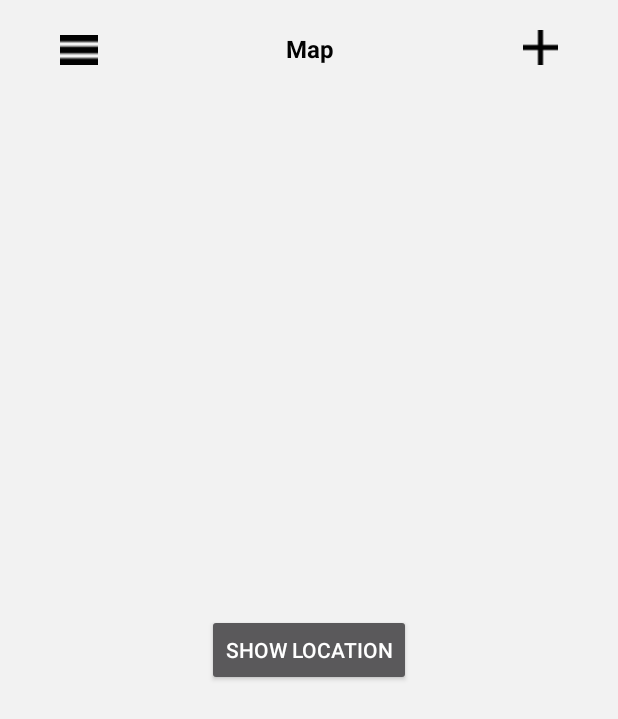
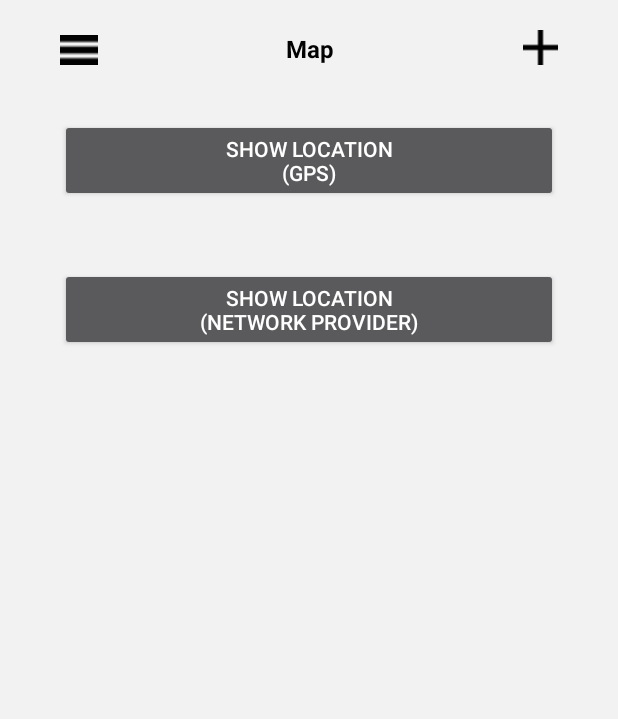
Before and after one commit to CMPUT301F17T08/habit_rabbit, an Android app: the layout activity_gps.xml on its own in the app's theme, with its tools: preview values and no code run, on a phone screen of 412 x 824 dp. Shown: the top 719 px of the screen. Run offline under Robolectric (Android 15) with nearby library versions, the phone set to English and light mode, and no system bars.

```diff
--- a/app/build.gradle
+++ b/app/build.gradle
@@ -24,6 +24,7 @@ dependencies {
     androidTestCompile('com.android.support.test.espresso:espresso-core:2.2.2', {
         exclude group: 'com.android.support', module: 'support-annotations'
     })
+    compile 'pub.devrel:easypermissions:0.2.0'
     compile 'com.android.support:appcompat-v7:26.+'
     compile 'com.android.support.constraint:constraint-layout:1.0.2'
     compile 'com.google.code.gson:gson:2.8.2'
@@ -32,6 +33,7 @@ dependencies {
     implementation 'com.android.support:recyclerview-v7:26.+'
     implementation 'com.android.support:cardview-v7:26.+'
     implementation 'com.google.android.gms:play-services-maps:11.6.0'
+    implementation 'com.google.android.gms:play-services-location:11.6.0'
 }
 
 
--- a/app/src/main/AndroidManifest.xml
+++ b/app/src/main/AndroidManifest.xml
@@ -4,8 +4,10 @@
 
     <uses-permission android:name="android.permission.ACCESS_FINE_LOCATION" />
     <uses-permission android:name="android.permission.ACCESS_NETWORK_STATE" />
+    <uses-permission android:name="android.permission.ACCESS_COARSE_LOCATION" />
+
     <uses-permission android:name="android.permission.INTERNET" />
-
+    <uses-feature android:name="android.hardware.location.gps" />
     <uses-feature
         android:glEsVersion="0x00020000"
         android:required="true" />
--- a/app/src/main/res/layout/activity_gps.xml
+++ b/app/src/main/res/layout/activity_gps.xml
@@ -52,19 +52,31 @@ android:paddingRight="40dp"
 
 </android.support.constraint.ConstraintLayout>
     <RelativeLayout xmlns:android="http://schemas.android.com/apk/res/android"
-        android:layout_width="fill_parent"
-        android:layout_height="fill_parent"
-        android:orientation="vertical"
-        android:background="@color/background">
+        xmlns:tools="http://schemas.android.com/tools"
+        android:layout_width="match_parent"
+        android:layout_height="match_parent"
 
+        tools:context=".AndroidLocationActivity" >
 
-        <Button android:id="@+id/btnShowLocation"
-            android:layout_width="wrap_content"
+        <Button
+            android:id="@+id/btnGPSShowLocation"
+            android:layout_width="fill_parent"
             android:layout_height="wrap_content"
-            android:text="Show Location"
-            android:layout_centerVertical="true"
-            android:layout_centerHorizontal="true"/>
+            android:layout_alignLeft="@+id/btnNWShowLocation"
+            android:layout_alignParentTop="true"
+            android:layout_marginTop="36dp"
+            android:minWidth="100dp"
+            android:text="Show Location\n(GPS)" />
+
+        <Button
+            android:id="@+id/btnNWShowLocation"
+            android:layout_width="fill_parent"
+            android:layout_height="wrap_content"
+            android:layout_below="@+id/btnGPSShowLocation"
+            android:layout_centerHorizontal="true"
+            android:layout_marginTop="44dp"
+            android:minWidth="100dp"
+            android:text="Show Location\n(network provider)" />
 
     </RelativeLayout>
-
 </LinearLayout>
```
Also changed, not shown: app/src/main/java/ca/ualberta/cmput301f17t08/habitrabbit/gpsActivity.java (+88 -25 lines), app/src/main/java/ca/ualberta/cmput301f17t08/habitrabbit/gpsTracker.java (+14 -162 lines), app/src/main/res/menu/main.xml (added, +11 -0 lines).
